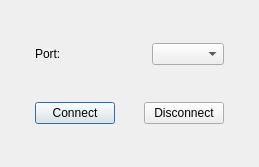
Before: the Qt Designer form QtApp/ParkingSensor/ui/connectionwitharduino.ui in JakubBacik/WDS, drawn with Qt 5.
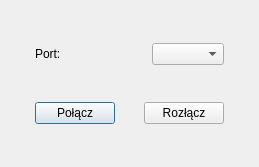
After: the same form once the commit is applied.

Patch:
```diff
--- a/QtApp/ParkingSensor/ui/connectionwitharduino.ui
+++ b/QtApp/ParkingSensor/ui/connectionwitharduino.ui
@@ -91,7 +91,7 @@
            <item>
             <widget class="QPushButton" name="Connect">
              <property name="text">
-              <string>Connect</string>
+              <string>Połącz</string>
              </property>
             </widget>
            </item>
@@ -111,7 +111,7 @@
            <item>
             <widget class="QPushButton" name="Disconnect">
              <property name="text">
-              <string>Disconnect</string>
+              <string>Rozłącz</string>
              </property>
             </widget>
            </item>
```
